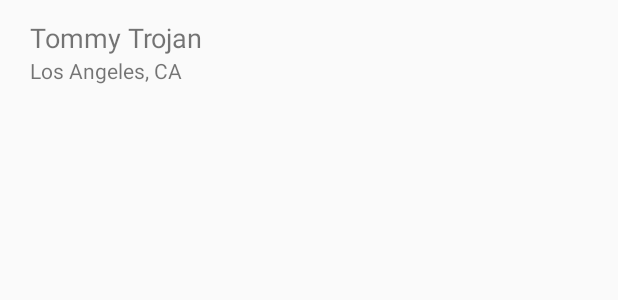
After one commit to derouinw/hereseum, an Android app: the layout search_item.xml on its own in the app's theme, with its tools: preview values and no code run, on a phone screen of 412 x 824 dp. The commit adds this screen. Shown: the top 300 px of the screen. Run offline under Robolectric (Android 15) with nearby library versions, the phone set to English and light mode, and no system bars.

Commit message:
Basic search list

```diff
--- a/app/src/main/res/layout/fragment_select_location.xml
+++ b/app/src/main/res/layout/fragment_select_location.xml
@@ -27,6 +27,12 @@
         android:layout_height="match_parent"
         android:background="#8000" />
 
+    <ListView
+        android:id="@+id/search_list"
+        android:layout_width="match_parent"
+        android:layout_height="match_parent"
+        android:layout_below="@id/toolbar"/>
+
     <EditText
         android:id="@+id/search_edit"
         android:layout_width="match_parent"
--- /dev/null
+++ b/app/src/main/res/layout/search_item.xml
@@ -0,0 +1,28 @@
+<?xml version="1.0" encoding="utf-8"?>
+<RelativeLayout xmlns:android="http://schemas.android.com/apk/res/android"
+    android:layout_width="match_parent" android:layout_height="75dp">
+
+    <View
+        android:id="@+id/anchor"
+        android:layout_width="0dp"
+        android:layout_height="0dp"
+        android:layout_centerVertical="true"/>
+
+    <TextView
+        android:id="@+id/text"
+        android:layout_width="wrap_content"
+        android:layout_height="wrap_content"
+        android:layout_above="@id/anchor"
+        android:layout_marginLeft="20dp"
+        android:text="Tommy Trojan"
+        android:textSize="18sp"/>
+
+    <TextView
+        android:id="@+id/subtext"
+        android:layout_width="wrap_content"
+        android:layout_height="wrap_content"
+        android:layout_below="@id/anchor"
+        android:layout_alignLeft="@id/text"
+        android:text="Los Angeles, CA"/>
+
+</RelativeLayout>
```
Also changed, not shown: app/src/main/java/com/grilla/hereseum/adapter/SearchAdapter.java (added, +45 -0 lines), app/src/main/java/com/grilla/hereseum/fragments/LocationSelectFragment.java (+17 -0 lines).
